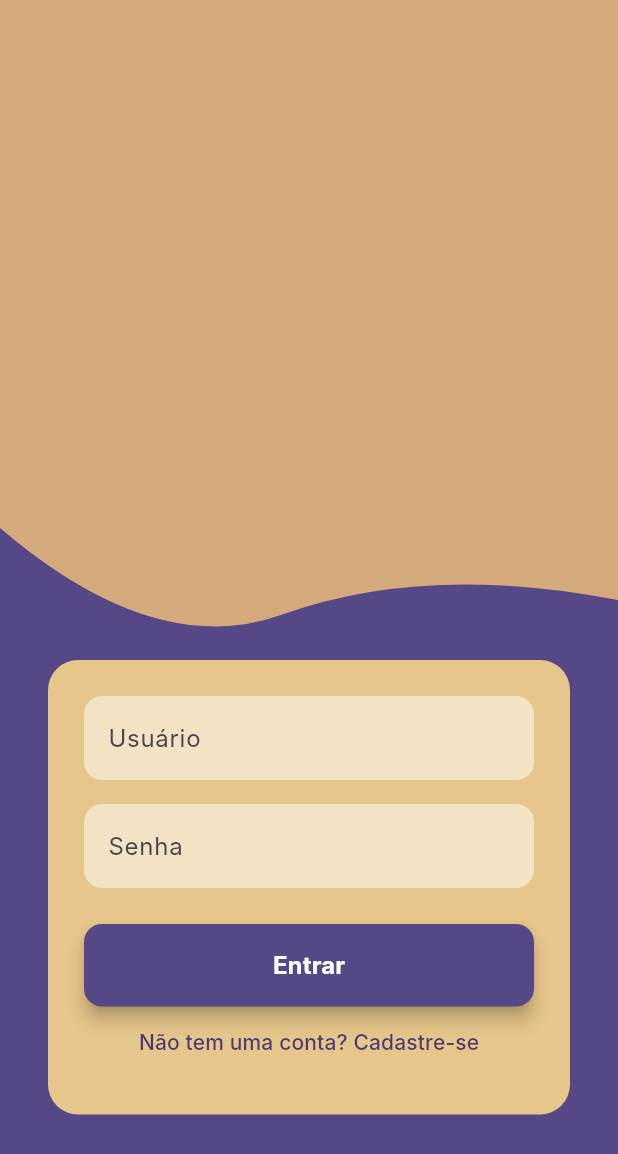
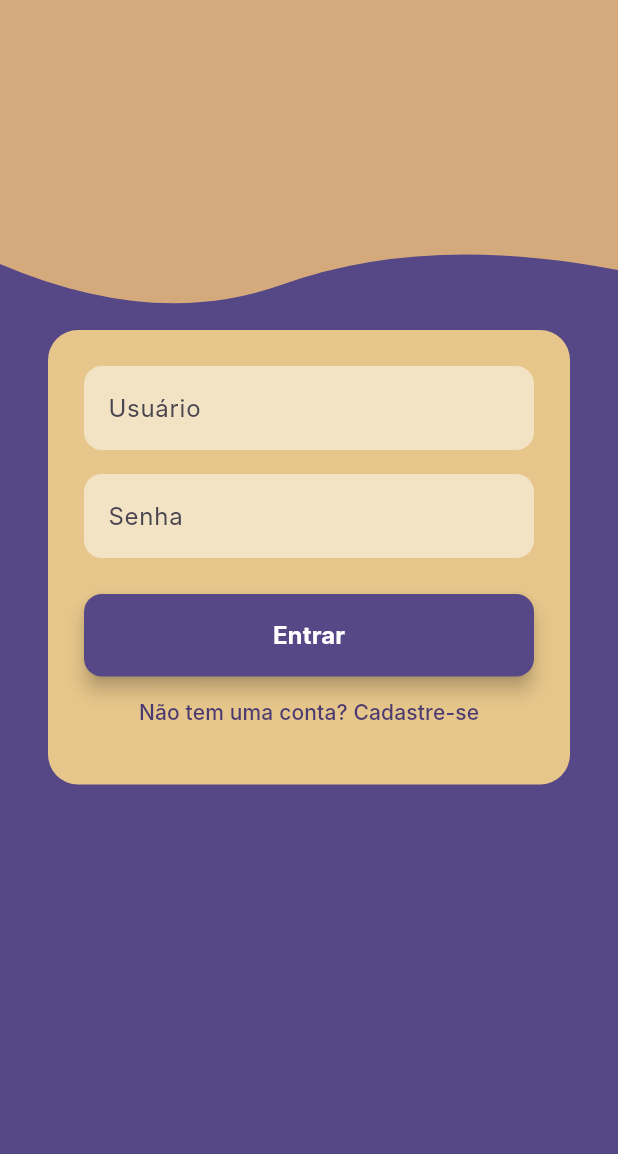
Before and after one commit to ferreiraryan/futter_movies_queue, a Flutter app: the screen it shows after launch, on a phone screen of 412 x 824 dp. Shown: the top 1154 px of the screen. Run offline on Flutter 3.47's test engine with Material 3 defaults, Android fonts, the phone set to English and light mode, and no system bars; our stand-ins replace cloud_firestore, firebase_auth, firebase_core, flutter_rating_bar; accounts and stored records are empty; Roboto replaces fonts that are missing (Inter).

Commit message:
Fix: Paddings corretos

```diff
--- a/lib/shared/widgets/main_background.dart
+++ b/lib/shared/widgets/main_background.dart
@@ -39,11 +39,13 @@ class MainBackground extends StatelessWidget {
               children: [
                 ClipPath(
                   clipper: WaveClipper(),
-                  child: Container(height: 440, color: waveColor),
+                  child: Container(height: 220, color: waveColor),
                 ),
 
-                if (header != null)
+                if (header != null) ...[
                   Positioned(left: 20, right: 20, child: header!),
+                  const Padding(padding: EdgeInsets.only(bottom: 460)),
+                ],
               ],
             ),
 
```
